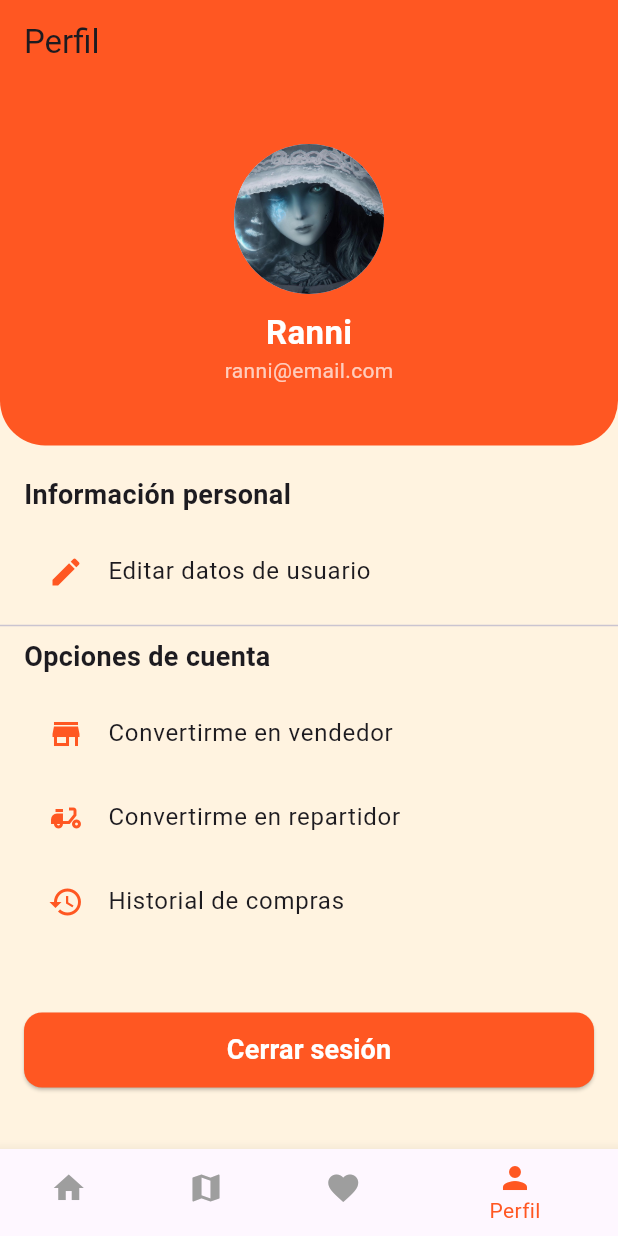
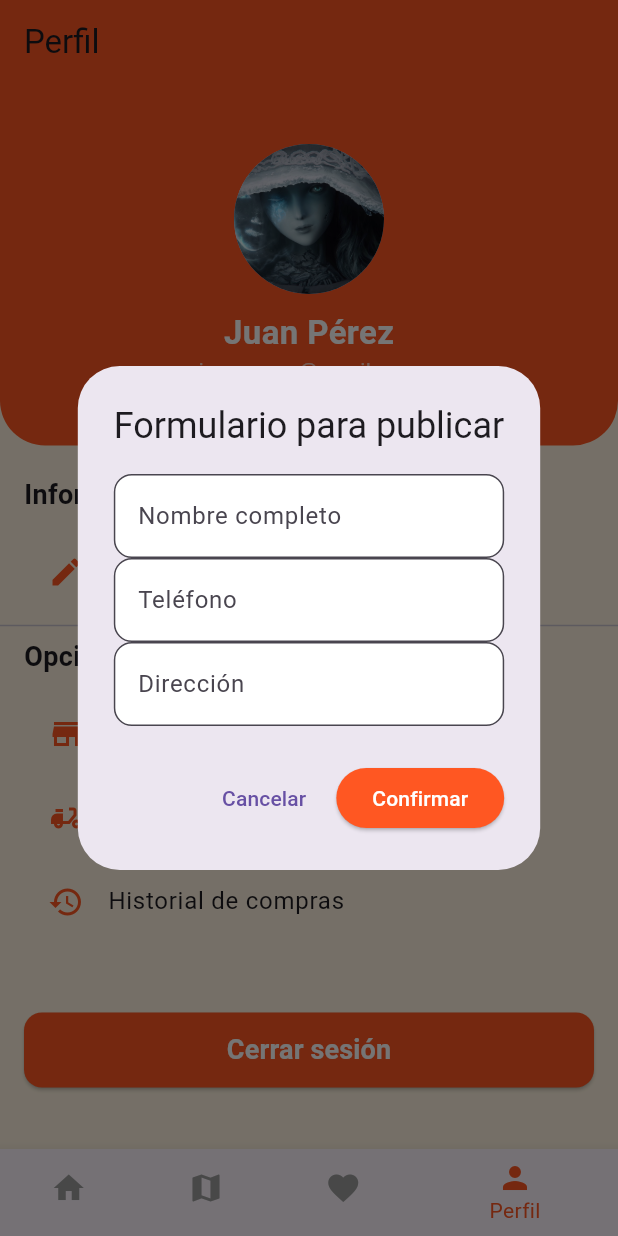
Before and after one commit to nicolas-EGPixel/MISAZ-N, a Flutter app: the HomePage screen opened directly, item 4 of the bottom bar chosen, after a tap on "Convertirme en vendedor", on a phone screen of 412 x 824 dp. Run offline on Flutter 3.47's test engine with Material 3 defaults, Android fonts, the phone set to English and light mode, and no system bars; our stand-ins replace google_maps_flutter.

Commit message:
archivo de entregas y para publicar listos, solo falta base de datos y la API

```diff
--- a/lib/pages/home_page.dart
+++ b/lib/pages/home_page.dart
@@ -2,7 +2,19 @@ import 'package:flutter/material.dart';
 import 'mapa.dart';
 import 'favoritos.dart';
 import 'perfil.dart';
+import 'entregas.dart';
 import 'food_detail_page.dart';
+
+// 🔸 Páginas extra
+class PublicarPage extends StatelessWidget {
+  @override
+  Widget build(BuildContext context) {
+    return Center(
+      child: Text("Aquí podrás publicar tus productos 🛒",
+          style: TextStyle(fontSize: 18)),
+    );
+  }
+}
 
 class HomePage extends StatefulWidget {
   @override
@@ -50,17 +62,50 @@ class _HomePageState extends State<HomePage> {
     },
   ];
 
-  final List<Widget> _pages = [];
+  late List<Widget> _pages;
+  late List<BottomNavigationBarItem> _navItems;
 
   @override
   void initState() {
     super.initState();
-    _pages.addAll([
+    _pages = [
       _inicioPage(),   // Inicio
       MapaPage(),      // Mapa
       FavoritosPage(), // Favoritos
-      PerfilPage(),    // Perfil
-    ]);
+      PerfilPage(onRoleSelected: _addRolePage), // Perfil con callback
+    ];
+
+    _navItems = const [
+      BottomNavigationBarItem(icon: Icon(Icons.home), label: "Inicio"),
+      BottomNavigationBarItem(icon: Icon(Icons.map), label: "Mapa"),
+      BottomNavigationBarItem(icon: Icon(Icons.favorite), label: "Favoritos"),
+      BottomNavigationBarItem(icon: Icon(Icons.person), label: "Perfil"),
+    ];
+  }
+
+  // 🔸 Callback desde PerfilPage
+  void _addRolePage(String role) {
+    setState(() {
+      if (role == "publicar") {
+        _pages.insert(3, PublicarPage());
+        _navItems = [
+          const BottomNavigationBarItem(icon: Icon(Icons.home), label: "Inicio"),
+          const BottomNavigationBarItem(icon: Icon(Icons.map), label: "Mapa"),
+          const BottomNavigationBarItem(icon: Icon(Icons.favorite), label: "Favoritos"),
+          const BottomNavigationBarItem(icon: Icon(Icons.add_box), label: "Publicar"),
+          const BottomNavigationBarItem(icon: Icon(Icons.person), label: "Perfil"),
+        ];
+      } else if (role == "entregas") {
+        _pages.insert(3, EntregasPage());
+        _navItems = [
+          const BottomNavigationBarItem(icon: Icon(Icons.home), label: "Inicio"),
+          const BottomNavigationBarItem(icon: Icon(Icons.map), label: "Mapa"),
+          const BottomNavigationBarItem(icon: Icon(Icons.favorite), label: "Favoritos"),
+          const BottomNavigationBarItem(icon: Icon(Icons.delivery_dining), label: "Entregas"),
+          const BottomNavigationBarItem(icon: Icon(Icons.person), label: "Perfil"),
+        ];
+      }
+    });
   }
 
   @override
@@ -78,12 +123,15 @@ class _HomePageState extends State<HomePage> {
                   ? "Mapa"
                   : _selectedIndex == 2
                       ? "Mis Favoritos"
-                      : "Perfil",
+                      : _selectedIndex == 3 && _navItems[3].label == "Publicar"
+                          ? "Publicar"
+                          : _selectedIndex == 3 && _navItems[3].label == "Entregas"
+                              ? "Entregas"
+                              : "Perfil",
         ),
       ),
       body: _pages[_selectedIndex],
 
-      // ---------------- BOTTOM NAVIGATION ----------------
       bottomNavigationBar: BottomNavigationBar(
         currentIndex: _selectedIndex,
         selectedItemColor: Colors.deepOrange,
@@ -93,24 +141,7 @@ class _HomePageState extends State<HomePage> {
             _selectedIndex = index;
           });
         },
-        items: const [
-          BottomNavigationBarItem(
-            icon: Icon(Icons.home),
-            label: "Inicio",
-          ),
-          BottomNavigationBarItem(
-            icon: Icon(Icons.map),
-            label: "Mapa",
-          ),
-          BottomNavigationBarItem(
-            icon: Icon(Icons.favorite),
-            label: "Favoritos",
-          ),
-          BottomNavigationBarItem(
-            icon: Icon(Icons.person),
-            label: "Perfil",
-          ),
-        ],
+        items: _navItems,
       ),
     );
   }
@@ -122,7 +153,6 @@ class _HomePageState extends State<HomePage> {
       child: Column(
         crossAxisAlignment: CrossAxisAlignment.start,
         children: [
-          // Barra de búsqueda
           TextField(
             decoration: InputDecoration(
               hintText: "Buscar alimentos...",
@@ -136,7 +166,6 @@ class _HomePageState extends State<HomePage> {
           ),
           SizedBox(height: 20),
 
-          // Categorías
           GridView.builder(
             shrinkWrap: true,
             physics: NeverScrollableScrollPhysics(),
@@ -162,12 +191,10 @@ class _HomePageState extends State<HomePage> {
           ),
           SizedBox(height: 30),
 
-          // Recomendaciones en vertical
           Text("Recomendaciones",
               style: TextStyle(fontSize: 20, fontWeight: FontWeight.bold)),
           SizedBox(height: 15),
 
-          // 🔹 Usamos Column en lugar de ListView
           Column(
             children: foods.map((food) {
               return _foodCard(
@@ -184,7 +211,6 @@ class _HomePageState extends State<HomePage> {
       ),
     );
   }
-
   // Tarjeta de comida
   Widget _foodCard(String title, String description, String imagePath,
       double rating, int reviews, double price) {
--- a/lib/pages/perfil.dart
+++ b/lib/pages/perfil.dart
@@ -1,15 +1,66 @@
 import 'package:flutter/material.dart';
-import 'login_page.dart'; // 🔸 Para poder regresar al login al cerrar sesión
+import 'login_page.dart';
 
-class PerfilPage extends StatelessWidget {
+class PerfilPage extends StatefulWidget {
+  final Function(String) onRoleSelected;
+  // 🔸 Callback para avisar al HomePage que se eligió un rol
+
+  PerfilPage({required this.onRoleSelected});
+
+  @override
+  _PerfilPageState createState() => _PerfilPageState();
+}
+
+class _PerfilPageState extends State<PerfilPage> {
+  void _showForm(String role) {
+    showDialog(
+      context: context,
+      builder: (context) {
+        return AlertDialog(
+          title: Text("Formulario para $role"),
+          content: Column(
+            mainAxisSize: MainAxisSize.min,
+            children: [
+              TextField(
+                decoration: InputDecoration(labelText: "Nombre completo"),
+              ),
+              TextField(
+                decoration: InputDecoration(labelText: "Teléfono"),
+              ),
+              TextField(
+                decoration: InputDecoration(labelText: "Dirección"),
+              ),
+            ],
+          ),
+          actions: [
+            TextButton(
+              child: Text("Cancelar"),
+              onPressed: () => Navigator.pop(context),
+            ),
+            ElevatedButton(
+              style: ElevatedButton.styleFrom(
+                backgroundColor: Colors.deepOrange,
+              ),
+              child: Text("Confirmar", style: TextStyle(color: Colors.white)),
+              onPressed: () {
+                Navigator.pop(context);
+                widget.onRoleSelected(role); // 🔸 Avisamos al HomePage
+              },
+            ),
+          ],
+        );
+      },
+    );
+  }
+
   @override
   Widget build(BuildContext context) {
     return Scaffold(
       backgroundColor: Colors.orange.shade50,
-      body: SingleChildScrollView( // ✅ Scroll para evitar overflow
+      body: SingleChildScrollView(
         child: Column(
           children: [
-            // 🔸 Encabezado con fondo naranja y datos de usuario
+            // 🔸 Encabezado
             Container(
               width: double.infinity,
               padding: const EdgeInsets.symmetric(vertical: 40),
@@ -24,42 +75,36 @@ class PerfilPage extends StatelessWidget {
                 children: [
                   CircleAvatar(
                     radius: 50,
-                    backgroundImage: AssetImage("assets/images/perfil.jpg"), // 🔸 Imagen de perfil
+                    backgroundImage: AssetImage("assets/images/perfil.jpg"),
                   ),
                   SizedBox(height: 10),
-                  Text(
-                    "Ranni",
+                  Text("Juan Pérez",
                       style: TextStyle(
                           fontSize: 22,
                           fontWeight: FontWeight.bold,
-                        color: Colors.white),
-                  ),
-                  Text(
-                    "ranni@email.com",
-                    style: TextStyle(color: Colors.white70, fontSize: 14),
-                  ),
+                          color: Colors.white)),
+                  Text("juan.perez@email.com",
+                      style: TextStyle(color: Colors.white70, fontSize: 14)),
                 ],
               ),
             ),
 
             SizedBox(height: 20),
 
-            // 🔸 Sección de información personal
+            // 🔸 Información personal
             Padding(
               padding: const EdgeInsets.symmetric(horizontal: 16.0),
               child: Column(
                 crossAxisAlignment: CrossAxisAlignment.start,
                 children: [
                   Text("Información personal",
-                      style:
-                          TextStyle(fontSize: 18, fontWeight: FontWeight.bold)),
+                      style: TextStyle(
+                          fontSize: 18, fontWeight: FontWeight.bold)),
                   SizedBox(height: 10),
                   ListTile(
                     leading: Icon(Icons.edit, color: Colors.deepOrange),
                     title: Text("Editar datos de usuario"),
-                    onTap: () {
-                      // Acción para editar datos
-                    },
+                    onTap: () {},
                   ),
                 ],
               ),
@@ -74,18 +119,18 @@ class PerfilPage extends StatelessWidget {
                 crossAxisAlignment: CrossAxisAlignment.start,
                 children: [
                   Text("Opciones de cuenta",
-                      style:
-                          TextStyle(fontSize: 18, fontWeight: FontWeight.bold)),
+                      style: TextStyle(
+                          fontSize: 18, fontWeight: FontWeight.bold)),
                   SizedBox(height: 10),
                   ListTile(
                     leading: Icon(Icons.store, color: Colors.deepOrange),
                     title: Text("Convertirme en vendedor"),
-                    onTap: () {},
+                    onTap: () => _showForm("publicar"),
                   ),
                   ListTile(
                     leading: Icon(Icons.delivery_dining, color: Colors.deepOrange),
                     title: Text("Convertirme en repartidor"),
-                    onTap: () {},
+                    onTap: () => _showForm("entregas"),
                   ),
                   ListTile(
                     leading: Icon(Icons.history, color: Colors.deepOrange),
@@ -98,7 +143,7 @@ class PerfilPage extends StatelessWidget {
 
             SizedBox(height: 30),
 
-            // 🔸 Botón para cerrar sesión
+            // 🔸 Botón cerrar sesión
             Padding(
               padding: const EdgeInsets.all(16.0),
               child: ElevatedButton(
@@ -109,13 +154,11 @@ class PerfilPage extends StatelessWidget {
                     borderRadius: BorderRadius.circular(12),
                   ),
                 ),
-                child: Text(
-                  "Cerrar sesión",
+                child: Text("Cerrar sesión",
                     style: TextStyle(
                         fontSize: 18,
                         fontWeight: FontWeight.bold,
-                      color: Colors.white), // ✅ Texto blanco
-                ),
+                        color: Colors.white)),
                 onPressed: () {
                   Navigator.pushReplacement(
                     context,
```
Also changed, not shown: lib/pages/entregas.dart (added, +118 -0 lines), lib/pages/publicar.dart (added). Lines whose indentation alone changed are shown as unchanged.
